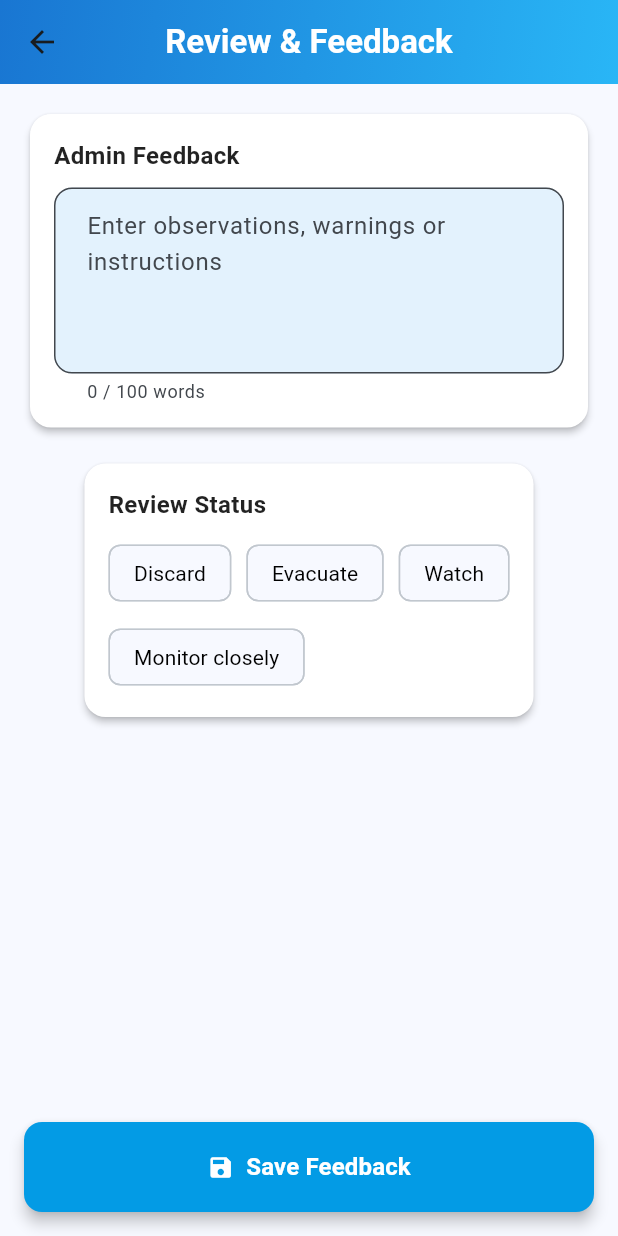
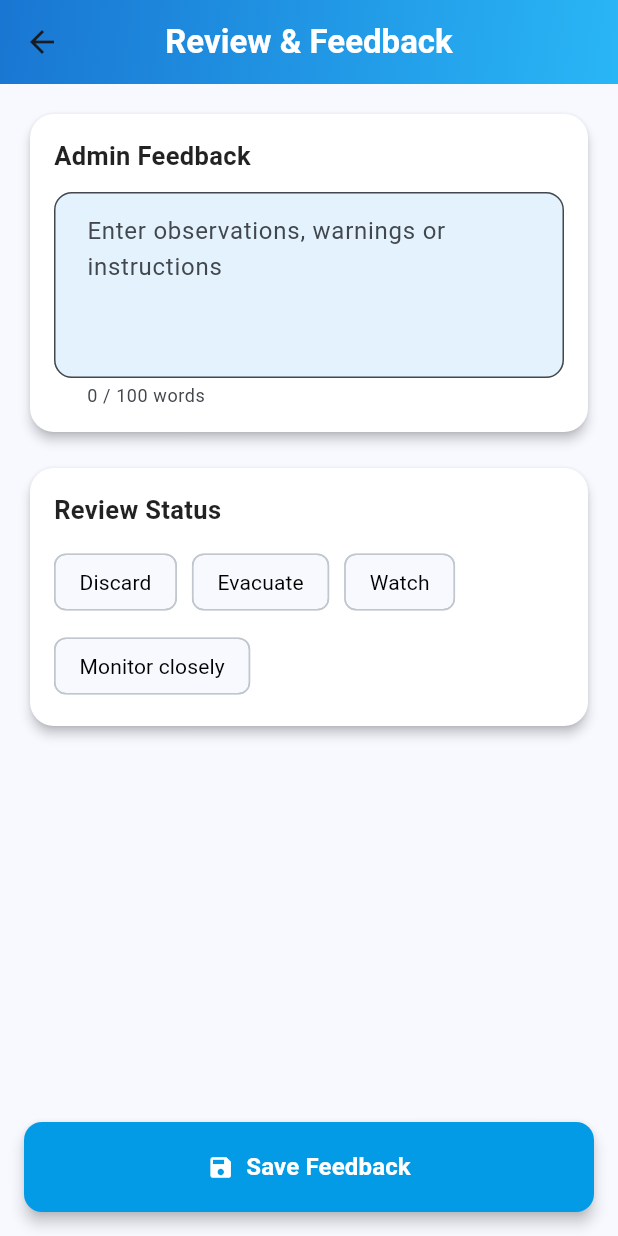
Before and after one commit to udayaKavinda/disaster_management, a Flutter app: the ReportFeedbackPage screen opened directly with empty values, on a phone screen of 412 x 824 dp. Run offline on Flutter 3.47's test engine with Material 3 defaults, Android fonts, the phone set to English and light mode, and no system bars; our stand-ins replace connectivity_plus, flutter_animate, flutter_image_compress, flutter_secure_storage, geolocator, image_picker; missing offline and left inert: fuzzywuzzy, jwt_decode; accounts and stored records are empty.

Commit message:
stable version 1

```diff
--- a/lib/pages/report_feedback_page.dart
+++ b/lib/pages/report_feedback_page.dart
@@ -92,18 +92,25 @@ class _ReportFeedbackPageState extends State<ReportFeedbackPage> {
 
     return Scaffold(
       appBar: const StyledAppBar(title: "Review & Feedback"),
-      body: Column(
+      body: SafeArea(
+        child: LayoutBuilder(
+          builder: (context, constraints) {
+            return Center(
+              child: ConstrainedBox(
+                constraints: const BoxConstraints(maxWidth: 680),
+                child: Column(
                   children: [
                     Expanded(
                       child: SingleChildScrollView(
                         padding: const EdgeInsets.all(16),
                         child: Column(
+                          crossAxisAlignment: CrossAxisAlignment.stretch,
                           children: [
                             /// ---------------- Feedback Card ----------------
                             Card(
-                    elevation: 2,
+                              elevation: 3,
                               shape: RoundedRectangleBorder(
-                      borderRadius: BorderRadius.circular(14),
+                                borderRadius: BorderRadius.circular(16),
                               ),
                               child: Padding(
                                 padding: const EdgeInsets.all(16),
@@ -113,11 +120,11 @@ class _ReportFeedbackPageState extends State<ReportFeedbackPage> {
                                     const Text(
                                       "Admin Feedback",
                                       style: TextStyle(
-                              fontSize: 16,
-                              fontWeight: FontWeight.bold,
+                                        fontSize: 17,
+                                        fontWeight: FontWeight.w700,
                                       ),
                                     ),
-                          const SizedBox(height: 10),
+                                    const SizedBox(height: 12),
                                     TextField(
                                       controller: _feedbackCtrl,
                                       maxLines: 6,
@@ -126,7 +133,9 @@ class _ReportFeedbackPageState extends State<ReportFeedbackPage> {
                                         hintText:
                                             "Enter observations, warnings or instructions",
                                         border: OutlineInputBorder(
-                                borderRadius: BorderRadius.circular(12),
+                                          borderRadius: BorderRadius.circular(
+                                            12,
+                                          ),
                                         ),
                                         helperText: '$words / 100 words',
                                       ),
@@ -140,9 +149,9 @@ class _ReportFeedbackPageState extends State<ReportFeedbackPage> {
 
                             /// ---------------- Status Card ----------------
                             Card(
-                    elevation: 2,
+                              elevation: 3,
                               shape: RoundedRectangleBorder(
-                      borderRadius: BorderRadius.circular(14),
+                                borderRadius: BorderRadius.circular(16),
                               ),
                               child: Padding(
                                 padding: const EdgeInsets.all(16),
@@ -152,11 +161,11 @@ class _ReportFeedbackPageState extends State<ReportFeedbackPage> {
                                     const Text(
                                       "Review Status",
                                       style: TextStyle(
-                              fontSize: 16,
-                              fontWeight: FontWeight.bold,
+                                        fontSize: 17,
+                                        fontWeight: FontWeight.w700,
                                       ),
                                     ),
-                          const SizedBox(height: 10),
+                                    const SizedBox(height: 12),
                                     Wrap(
                                       spacing: 10,
                                       runSpacing: 8,
@@ -165,7 +174,8 @@ class _ReportFeedbackPageState extends State<ReportFeedbackPage> {
                                         return ChoiceChip(
                                           label: Text(status),
                                           selected: selected,
-                                selectedColor: AppTheme.getStatusColor(status),
+                                          selectedColor:
+                                              AppTheme.getStatusColor(status),
                                           labelStyle: TextStyle(
                                             color: selected
                                                 ? AppTheme.white
@@ -174,8 +184,9 @@ class _ReportFeedbackPageState extends State<ReportFeedbackPage> {
                                                 ? FontWeight.bold
                                                 : FontWeight.normal,
                                           ),
-                                onSelected: (_) =>
-                                    setState(() => _selected = status),
+                                          onSelected: (_) => setState(
+                                            () => _selected = status,
+                                          ),
                                         );
                                       }).toList(),
                                     ),
@@ -184,21 +195,32 @@ class _ReportFeedbackPageState extends State<ReportFeedbackPage> {
                               ),
                             ),
 
-                  const SizedBox(height: 20),
+                            const SizedBox(height: 16),
+
                             if (_error != null)
                               Padding(
-                      padding: const EdgeInsets.only(bottom: 10),
+                                padding: const EdgeInsets.only(bottom: 4),
                                 child: Text(
                                   _error!,
-                        style: const TextStyle(color: AppTheme.danger),
+                                  style: const TextStyle(
+                                    color: AppTheme.danger,
+                                  ),
                                 ),
                               ),
                           ],
                         ),
                       ),
                     ),
-          Container(
-            padding: const EdgeInsets.all(16),
+                  ],
+                ),
+              ),
+            );
+          },
+        ),
+      ),
+      bottomNavigationBar: SafeArea(
+        child: Padding(
+          padding: const EdgeInsets.fromLTRB(16, 8, 16, 16),
           child: SizedBox(
             width: double.infinity,
             height: 60,
@@ -219,7 +241,6 @@ class _ReportFeedbackPageState extends State<ReportFeedbackPage> {
             ),
           ),
         ),
-        ],
       ),
     );
   }
```
Lines whose indentation alone changed are shown as unchanged.
